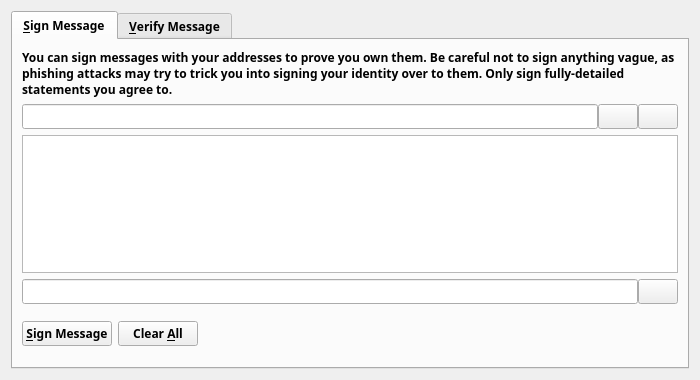
First picture: the form in src/qt/forms/signverifymessagedialog.ui, repository EverGreenCoinDev/EverGreenCoin, before the edit.
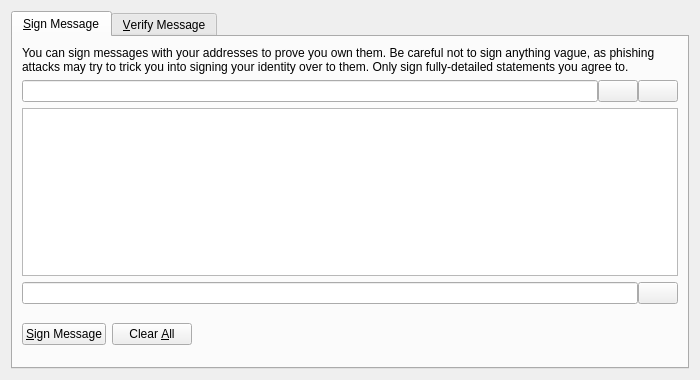
Second picture: the form after the edit. Icons and pictures are not drawn. Custom widgets are drawn as their Qt base class.

Commit message: Remove typola

Diff of the .ui file:
```diff
--- a/src/qt/forms/signverifymessagedialog.ui
+++ b/src/qt/forms/signverifymessagedialog.ui
@@ -21,9 +21,8 @@
     <widget class="QTabWidget" name="tabWidget">
      <property name="font">
       <font>
-       <family>Typola</family>
-       <weight>75</weight>
-       <bold>true</bold>
+       <weight>50</weight>
+       <bold>false</bold>
        <stylestrategy>PreferAntialias</stylestrategy>
       </font>
      </property>
@@ -39,6 +38,8 @@
         <widget class="QLabel" name="infoLabel_SM">
          <property name="font">
           <font>
+           <weight>50</weight>
+           <bold>false</bold>
            <stylestrategy>PreferAntialias</stylestrategy>
           </font>
          </property>
@@ -62,6 +63,8 @@
           <widget class="QValidatedLineEdit" name="addressIn_SM">
            <property name="font">
             <font>
+             <weight>50</weight>
+             <bold>false</bold>
              <stylestrategy>PreferAntialias</stylestrategy>
             </font>
            </property>
@@ -77,6 +80,8 @@
           <widget class="QPushButton" name="addressBookButton_SM">
            <property name="font">
             <font>
+             <weight>50</weight>
+             <bold>false</bold>
              <stylestrategy>PreferAntialias</stylestrategy>
             </font>
            </property>
@@ -102,6 +107,8 @@
           <widget class="QPushButton" name="pasteButton_SM">
            <property name="font">
             <font>
+             <weight>50</weight>
+             <bold>false</bold>
              <stylestrategy>PreferAntialias</stylestrategy>
             </font>
            </property>
@@ -129,6 +136,8 @@
         <widget class="QPlainTextEdit" name="messageIn_SM">
          <property name="font">
           <font>
+           <weight>50</weight>
+           <bold>false</bold>
            <stylestrategy>PreferAntialias</stylestrategy>
           </font>
          </property>
@@ -146,7 +155,9 @@
           <widget class="QLineEdit" name="signatureOut_SM">
            <property name="font">
             <font>
+             <weight>50</weight>
              <italic>true</italic>
+             <bold>false</bold>
              <stylestrategy>PreferAntialias</stylestrategy>
             </font>
            </property>
@@ -159,6 +170,8 @@
           <widget class="QPushButton" name="copySignatureButton_SM">
            <property name="font">
             <font>
+             <weight>50</weight>
+             <bold>false</bold>
              <stylestrategy>PreferAntialias</stylestrategy>
             </font>
            </property>
@@ -185,6 +198,8 @@
           <widget class="QPushButton" name="signMessageButton_SM">
            <property name="font">
             <font>
+             <weight>50</weight>
+             <bold>false</bold>
              <stylestrategy>PreferAntialias</stylestrategy>
             </font>
            </property>
@@ -207,6 +222,8 @@
           <widget class="QPushButton" name="clearButton_SM">
            <property name="font">
             <font>
+             <weight>50</weight>
+             <bold>false</bold>
              <stylestrategy>PreferAntialias</stylestrategy>
             </font>
            </property>
@@ -242,8 +259,8 @@
           <widget class="QLabel" name="statusLabel_SM">
            <property name="font">
             <font>
-             <weight>75</weight>
-             <bold>true</bold>
+             <weight>50</weight>
+             <bold>false</bold>
              <stylestrategy>PreferAntialias</stylestrategy>
             </font>
            </property>
@@ -259,6 +276,8 @@
           <spacer name="horizontalSpacer_2_SM">
            <property name="font">
             <font>
+             <weight>50</weight>
+             <bold>false</bold>
              <stylestrategy>PreferAntialias</stylestrategy>
             </font>
            </property>
```
Left out of the diff: 15 changed lines with no effect on the pictures. The commit also changes 15 other files.
